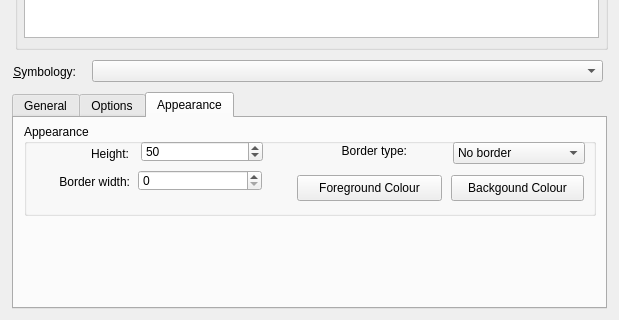
zint/zint-gpl-only, file frontend_qt4/mainWindow.ui: the form before one commit; both pictures show x 0 to 619 and y 239 to 559 of the 619 by 559 pixel window.
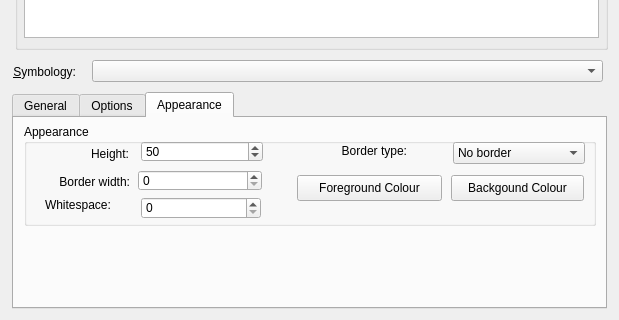
The form after the commit. The open tabs and pages were chosen to show the change. Icons and pictures are not drawn.

Commit message: Improved box and boundary bars render. Added whitespace control.

Patch:
```diff
--- a/frontend_qt4/mainWindow.ui
+++ b/frontend_qt4/mainWindow.ui
@@ -2242,7 +2242,7 @@
        <x>10</x>
        <y>6</y>
        <width>572</width>
-       <height>92</height>
+       <height>102</height>
       </rect>
      </property>
      <property name="title" >
@@ -2382,6 +2382,29 @@
        <string>Backgound Colour</string>
       </property>
      </widget>
+     <widget class="QSpinBox" name="spnWhitespace" >
+      <property name="geometry" >
+       <rect>
+        <x>117</x>
+        <y>73</y>
+        <width>120</width>
+        <height>22</height>
+       </rect>
+      </property>
+     </widget>
+     <widget class="QLabel" name="lblWhitespace" >
+      <property name="geometry" >
+       <rect>
+        <x>21</x>
+        <y>73</y>
+        <width>78</width>
+        <height>16</height>
+       </rect>
+      </property>
+      <property name="text" >
+       <string>Whitespace:</string>
+      </property>
+     </widget>
     </widget>
    </widget>
   </widget>
```
Left out of the diff: 6 changed lines with no effect on the pictures. The commit also changes 3 other files.
